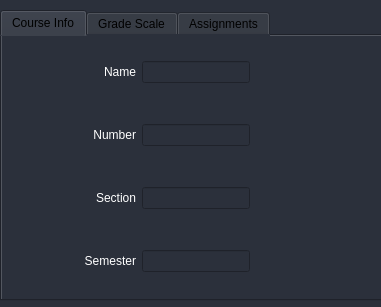
Old version of the form assets/ui/CourseWizard.ui in the repository meeksjt/SuperTeacherGradebook499.
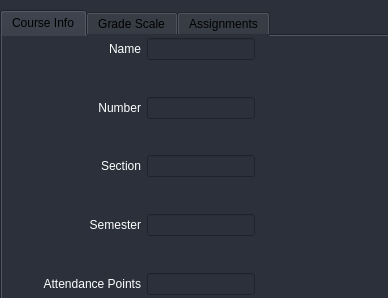
New version of the form. The open tabs and pages were chosen to show the change.

Commit message: added attendance points line edit for course wizard and disabled editing of final grade rows

```diff
--- a/assets/ui/CourseWizard.ui
+++ b/assets/ui/CourseWizard.ui
@@ -6,8 +6,8 @@
    <rect>
     <x>0</x>
     <y>0</y>
-    <width>381</width>
-    <height>307</height>
+    <width>388</width>
+    <height>298</height>
    </rect>
   </property>
   <property name="windowTitle">
@@ -113,7 +113,7 @@
             </property>
             <property name="sizeHint" stdset="0">
              <size>
-              <width>40</width>
+              <width>30</width>
               <height>20</height>
              </size>
             </property>
@@ -263,6 +263,49 @@
           </item>
          </layout>
         </item>
+        <item>
+         <spacer name="verticalSpacer_11">
+          <property name="orientation">
+           <enum>Qt::Vertical</enum>
+          </property>
+          <property name="sizeHint" stdset="0">
+           <size>
+            <width>20</width>
+            <height>40</height>
+           </size>
+          </property>
+         </spacer>
+        </item>
+        <item>
+         <layout class="QHBoxLayout" name="horizontalLayout_12">
+          <item>
+           <spacer name="horizontalSpacer_18">
+            <property name="orientation">
+             <enum>Qt::Horizontal</enum>
+            </property>
+            <property name="sizeHint" stdset="0">
+             <size>
+              <width>40</width>
+              <height>20</height>
+             </size>
+            </property>
+           </spacer>
+          </item>
+          <item>
+           <widget class="QLabel" name="label_10">
+            <property name="text">
+             <string>Attendance Points</string>
+            </property>
+            <property name="alignment">
+             <set>Qt::AlignRight|Qt::AlignTrailing|Qt::AlignVCenter</set>
+            </property>
+           </widget>
+          </item>
+          <item>
+           <widget class="QLineEdit" name="attendance_points_line_edit"/>
+          </item>
+         </layout>
+        </item>
        </layout>
       </item>
       <item row="1" column="2">
@@ -272,7 +315,7 @@
         </property>
         <property name="sizeHint" stdset="0">
          <size>
-          <width>40</width>
+          <width>50</width>
           <height>20</height>
          </size>
         </property>
@@ -288,7 +331,7 @@
         </property>
         <property name="sizeHint" stdset="0">
          <size>
-          <width>42</width>
+          <width>1</width>
           <height>20</height>
          </size>
         </property>
```
Left out of the diff: 2 changed lines with no effect on the pictures. The commit also changes 2 other files.
